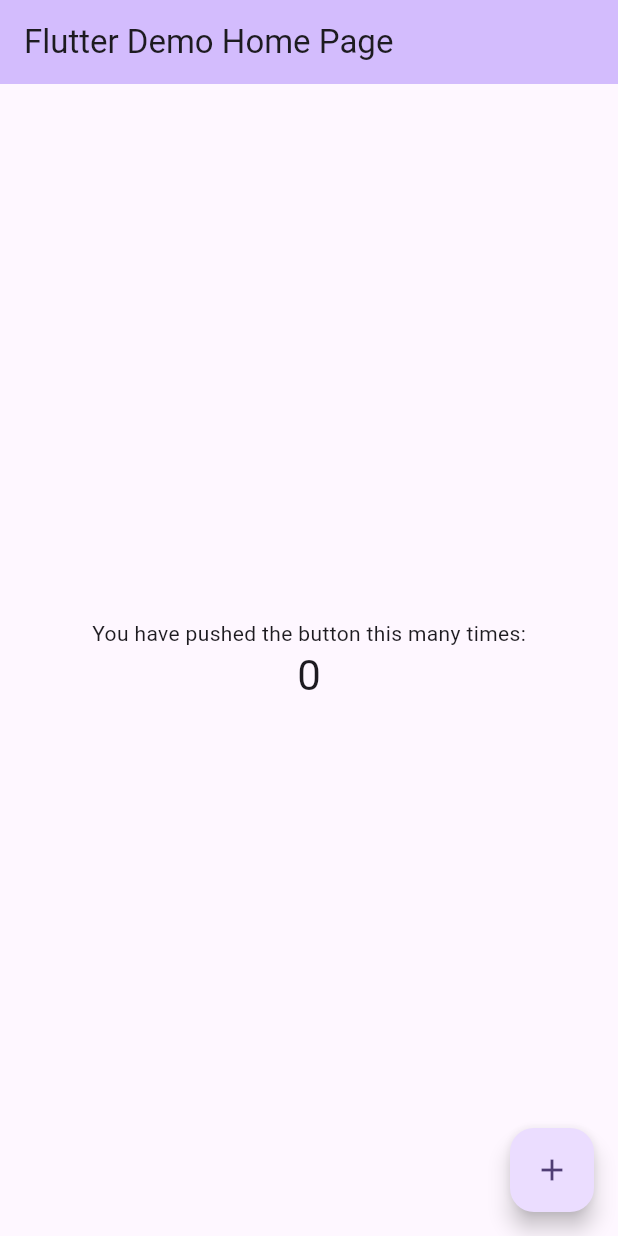
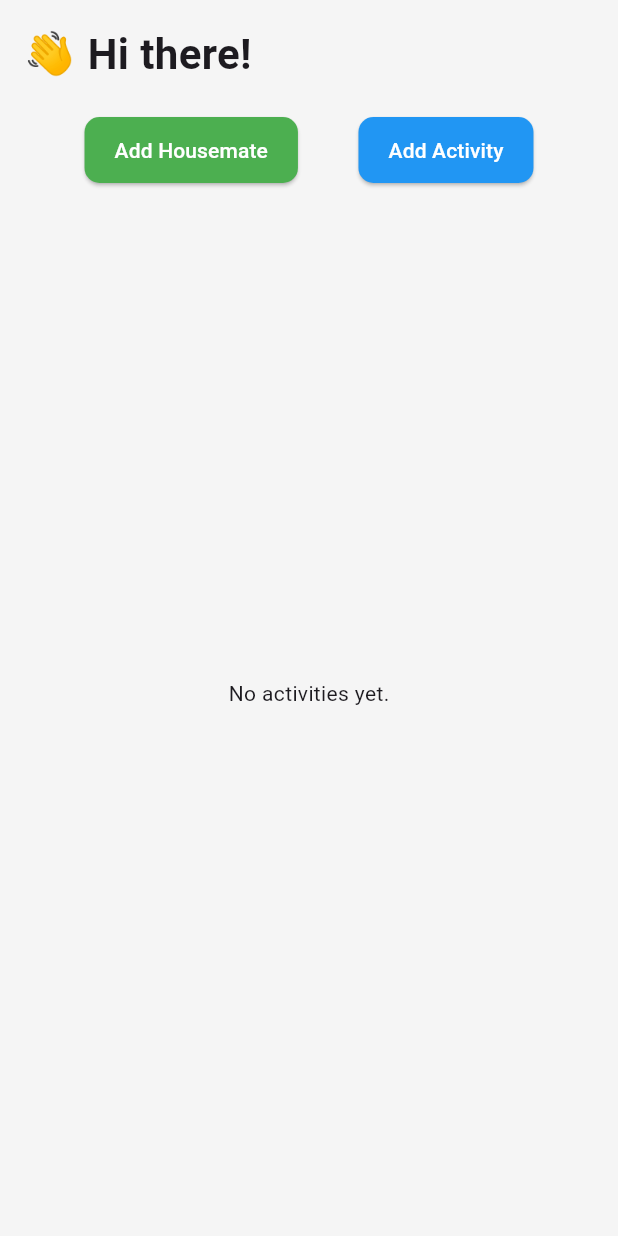
Before and after one commit to abhisinha2001/chore_app, a Flutter app: the screen it shows after launch, on a phone screen of 412 x 824 dp. Run offline on Flutter 3.47's test engine with Material 3 defaults, Android fonts, the phone set to English and light mode, and no system bars.

Commit message:
Added basic homepage functionality to the app

```diff
--- a/lib/main.dart
+++ b/lib/main.dart
@@ -1,122 +1,17 @@
 import 'package:flutter/material.dart';
+import 'screens/home_page.dart';
 
 void main() {
-  runApp(const MyApp());
+  runApp(ChoreApp());
 }
 
-class MyApp extends StatelessWidget {
-  const MyApp({super.key});
-
-  // This widget is the root of your application.
+class ChoreApp extends StatelessWidget {
   @override
   Widget build(BuildContext context) {
     return MaterialApp(
-      title: 'Flutter Demo',
-      theme: ThemeData(
-        // This is the theme of your application.
-        //
-        // TRY THIS: Try running your application with "flutter run". You'll see
-        // the application has a purple toolbar. Then, without quitting the app,
-        // try changing the seedColor in the colorScheme below to Colors.green
-        // and then invoke "hot reload" (save your changes or press the "hot
-        // reload" button in a Flutter-supported IDE, or press "r" if you used
-        // the command line to start the app).
-        //
-        // Notice that the counter didn't reset back to zero; the application
-        // state is not lost during the reload. To reset the state, use hot
-        // restart instead.
-        //
-        // This works for code too, not just values: Most code changes can be
-        // tested with just a hot reload.
-        colorScheme: ColorScheme.fromSeed(seedColor: Colors.deepPurple),
-      ),
-      home: const MyHomePage(title: 'Flutter Demo Home Page'),
+      title: 'Chore App',
+      home: HomePage(),
+      debugShowCheckedModeBanner: false,
     );
   }
 }
-
-class MyHomePage extends StatefulWidget {
-  const MyHomePage({super.key, required this.title});
-
-  // This widget is the home page of your application. It is stateful, meaning
-  // that it has a State object (defined below) that contains fields that affect
-  // how it looks.
-
-  // This class is the configuration for the state. It holds the values (in this
-  // case the title) provided by the parent (in this case the App widget) and
-  // used by the build method of the State. Fields in a Widget subclass are
-  // always marked "final".
-
-  final String title;
-
-  @override
-  State<MyHomePage> createState() => _MyHomePageState();
-}
-
-class _MyHomePageState extends State<MyHomePage> {
-  int _counter = 0;
-
-  void _incrementCounter() {
-    setState(() {
-      // This call to setState tells the Flutter framework that something has
-      // changed in this State, which causes it to rerun the build method below
-      // so that the display can reflect the updated values. If we changed
-      // _counter without calling setState(), then the build method would not be
-      // called again, and so nothing would appear to happen.
-      _counter++;
-    });
-  }
-
-  @override
-  Widget build(BuildContext context) {
-    // This method is rerun every time setState is called, for instance as done
-    // by the _incrementCounter method above.
-    //
-    // The Flutter framework has been optimized to make rerunning build methods
-    // fast, so that you can just rebuild anything that needs updating rather
-    // than having to individually change instances of widgets.
-    return Scaffold(
-      appBar: AppBar(
-        // TRY THIS: Try changing the color here to a specific color (to
-        // Colors.amber, perhaps?) and trigger a hot reload to see the AppBar
-        // change color while the other colors stay the same.
-        backgroundColor: Theme.of(context).colorScheme.inversePrimary,
-        // Here we take the value from the MyHomePage object that was created by
-        // the App.build method, and use it to set our appbar title.
-        title: Text(widget.title),
-      ),
-      body: Center(
-        // Center is a layout widget. It takes a single child and positions it
-        // in the middle of the parent.
-        child: Column(
-          // Column is also a layout widget. It takes a list of children and
-          // arranges them vertically. By default, it sizes itself to fit its
-          // children horizontally, and tries to be as tall as its parent.
-          //
-          // Column has various properties to control how it sizes itself and
-          // how it positions its children. Here we use mainAxisAlignment to
-          // center the children vertically; the main axis here is the vertical
-          // axis because Columns are vertical (the cross axis would be
-          // horizontal).
-          //
-          // TRY THIS: Invoke "debug painting" (choose the "Toggle Debug Paint"
-          // action in the IDE, or press "p" in the console), to see the
-          // wireframe for each widget.
-          mainAxisAlignment: MainAxisAlignment.center,
-          children: <Widget>[
-            const Text('You have pushed the button this many times:'),
-            Text(
-              '$_counter',
-              style: Theme.of(context).textTheme.headlineMedium,
-            ),
-          ],
-        ),
-      ),
-      floatingActionButton: FloatingActionButton(
-        onPressed: _incrementCounter,
-        tooltip: 'Increment',
-        child: const Icon(Icons.add),
-      ), // This trailing comma makes auto-formatting nicer for build methods.
-    );
-  }
-}
--- /dev/null
+++ b/lib/models/activity.dart
@@ -0,0 +1,5 @@
+class Activity {
+  final String title;
+
+  Activity({required this.title});
+}
--- /dev/null
+++ b/lib/models/housemate.dart
@@ -0,0 +1,7 @@
+import "package:flutter/material.dart";
+
+class Housemate {
+  final String name;
+  final Color color;
+  Housemate({required this.name, required this.color});
+}
--- /dev/null
+++ b/lib/screens/home_page.dart
@@ -0,0 +1,220 @@
+import 'package:flutter/material.dart';
+import '../models/activity.dart';
+import '../models/housemate.dart';
+import '../widgets/activity_tile.dart';
+import '../widgets/custom_button.dart';
+
+class HomePage extends StatefulWidget {
+  @override
+  _HomePageState createState() => _HomePageState();
+}
+
+class _HomePageState extends State<HomePage> {
+  List<Activity> activities = [];
+  List<Housemate> housemates = [];
+
+  final List<Color> housemateColors = [
+    Colors.red,
+    Colors.green,
+    Colors.blue,
+    Colors.orange,
+    Colors.purple,
+    Colors.teal,
+  ];
+
+  void _showAddHousemateDialog() {
+    final _nameController = TextEditingController();
+
+    showDialog(
+      context: context,
+      builder: (context) {
+        return AlertDialog(
+          title: Text('Add Housemate'),
+          content: TextField(
+            controller: _nameController,
+            decoration: InputDecoration(
+              labelText: 'Name',
+              border: OutlineInputBorder(),
+            ),
+          ),
+          actions: [
+            TextButton(
+              onPressed: () => Navigator.pop(context),
+              child: Text('Cancel'),
+            ),
+            ElevatedButton(
+              onPressed: () {
+                final name = _nameController.text.trim();
+                if (name.isNotEmpty) {
+                  final alreadyExists = housemates.any(
+                      (h) => h.name.toLowerCase() == name.toLowerCase());
+                  if (alreadyExists) {
+                    ScaffoldMessenger.of(context).showSnackBar(
+                      SnackBar(content: Text('Housemate "$name" already exists')),
+                    );
+                    return;
+                  }
+                  final color = housemateColors[
+                      housemates.length % housemateColors.length];
+                  setState(() {
+                    housemates.add(Housemate(name: name, color: color));
+                  });
+                  Navigator.pop(context);
+                }
+              },
+              child: Text('Add'),
+            ),
+          ],
+        );
+      },
+    );
+  }
+
+  void _showAddActivityDialog() {
+    final _activityController = TextEditingController();
+
+    showDialog(
+      context: context,
+      builder: (context) {
+        return AlertDialog(
+          title: Text('Add Activity'),
+          content: TextField(
+            controller: _activityController,
+            decoration: InputDecoration(
+              labelText: 'Activity Name',
+              border: OutlineInputBorder(),
+            ),
+          ),
+          actions: [
+            TextButton(
+              onPressed: () => Navigator.pop(context),
+              child: Text('Cancel'),
+            ),
+            ElevatedButton(
+              onPressed: () {
+                final title = _activityController.text.trim();
+                if (title.isNotEmpty) {
+                  final alreadyExists = activities.any(
+                      (a) => a.title.toLowerCase() == title.toLowerCase());
+                  if (alreadyExists) {
+                    ScaffoldMessenger.of(context).showSnackBar(
+                      SnackBar(content: Text('Activity "$title" already exists')),
+                    );
+                    return;
+                  }
+                  setState(() {
+                    activities.add(Activity(title: title));
+                  });
+                  Navigator.pop(context);
+                }
+              },
+              child: Text('Add'),
+            ),
+          ],
+        );
+      },
+    );
+  }
+
+  void _onActivityTap(Activity activity) {
+    ScaffoldMessenger.of(context).showSnackBar(
+      SnackBar(content: Text('Tapped on ${activity.title}')),
+    );
+  }
+
+  @override
+  Widget build(BuildContext context) {
+    return Scaffold(
+      backgroundColor: Colors.grey[100],
+      body: SafeArea(
+        child: Padding(
+          padding: const EdgeInsets.all(16.0),
+          child: Column(
+            crossAxisAlignment: CrossAxisAlignment.start,
+            children: [
+              Text(
+                '👋 Hi there!',
+                style: TextStyle(
+                  fontSize: 28,
+                  fontWeight: FontWeight.bold,
+                ),
+              ),
+              SizedBox(height: 20),
+
+              Row(
+                mainAxisAlignment: MainAxisAlignment.spaceEvenly,
+                children: [
+                  CustomButton(
+                    text: 'Add Housemate',
+                    onPressed: _showAddHousemateDialog,
+                    backgroundColor: Colors.green,
+                  ),
+                  CustomButton(
+                    text: 'Add Activity',
+                    onPressed: _showAddActivityDialog,
+                    backgroundColor: Colors.blue,
+                  ),
+                ],
+              ),
+
+              SizedBox(height: 20),
+
+              Expanded(
+                child: activities.isEmpty
+                    ? Center(child: Text('No activities yet.'))
+                    : GridView.builder(
+                        itemCount: activities.length,
+                        gridDelegate:
+                            SliverGridDelegateWithFixedCrossAxisCount(
+                          crossAxisCount: 2,
+                          crossAxisSpacing: 10,
+                          mainAxisSpacing: 10,
+                          childAspectRatio: 1, // square tiles
+                        ),
+                        itemBuilder: (context, index) {
+                          final activity = activities[index];
+                          return GestureDetector(
+                            onTap: () => _onActivityTap(activity),
+                            child: ActivityTile(activity: activity),
+                          );
+                        },
+                      ),
+              ),
+
+              SizedBox(height: 20),
+
+              if (housemates.isNotEmpty)
+                Text(
+                  'Housemates:',
+                  style: TextStyle(fontWeight: FontWeight.bold),
+                ),
+
+              SizedBox(height: 8),
+
+              if (housemates.isNotEmpty)
+                SizedBox(
+                  height: 36,
+                  child: ListView.separated(
+                    scrollDirection: Axis.horizontal,
+                    itemCount: housemates.length,
+                    separatorBuilder: (_, __) => SizedBox(width: 8),
+                    itemBuilder: (context, index) {
+                      final h = housemates[index];
+                      return Chip(
+                        avatar: CircleAvatar(backgroundColor: h.color, radius: 12),
+                        label: Text(
+                          h.name,
+                          style: TextStyle(fontSize: 12),
+                        ),
+                        padding: EdgeInsets.symmetric(horizontal: 6, vertical: 2),
+                      );
+                    },
+                  ),
+                ),
+            ],
+          ),
+        ),
+      ),
+    );
+  }
+}
--- /dev/null
+++ b/lib/utils/constants.dart
@@ -0,0 +1,3 @@
+import 'package:flutter/material.dart';
+
+const Color primaryColor = Colors.blue;
--- /dev/null
+++ b/lib/widgets/custom_button.dart
@@ -0,0 +1,32 @@
+import 'package:flutter/material.dart';
+
+class CustomButton extends StatelessWidget {
+  final String text;
+  final VoidCallback onPressed;
+  final Color backgroundColor;
+  final Color textColor;
+
+  const CustomButton({
+    required this.text,
+    required this.onPressed,
+    this.backgroundColor = Colors.blue,
+    this.textColor = Colors.white,
+    super.key,
+  });
+
+  @override
+  Widget build(BuildContext context) {
+    return ElevatedButton(
+      onPressed: onPressed,
+      style: ElevatedButton.styleFrom(
+        backgroundColor: backgroundColor,
+        foregroundColor: textColor,
+        padding: const EdgeInsets.symmetric(horizontal: 20, vertical: 12),
+        shape: RoundedRectangleBorder(
+          borderRadius: BorderRadius.circular(10),
+        ),
+      ),
+      child: Text(text),
+    );
+  }
+}
```
Also changed, not shown: lib/widgets/activity_tile.dart (added, +44 -0 lines).
